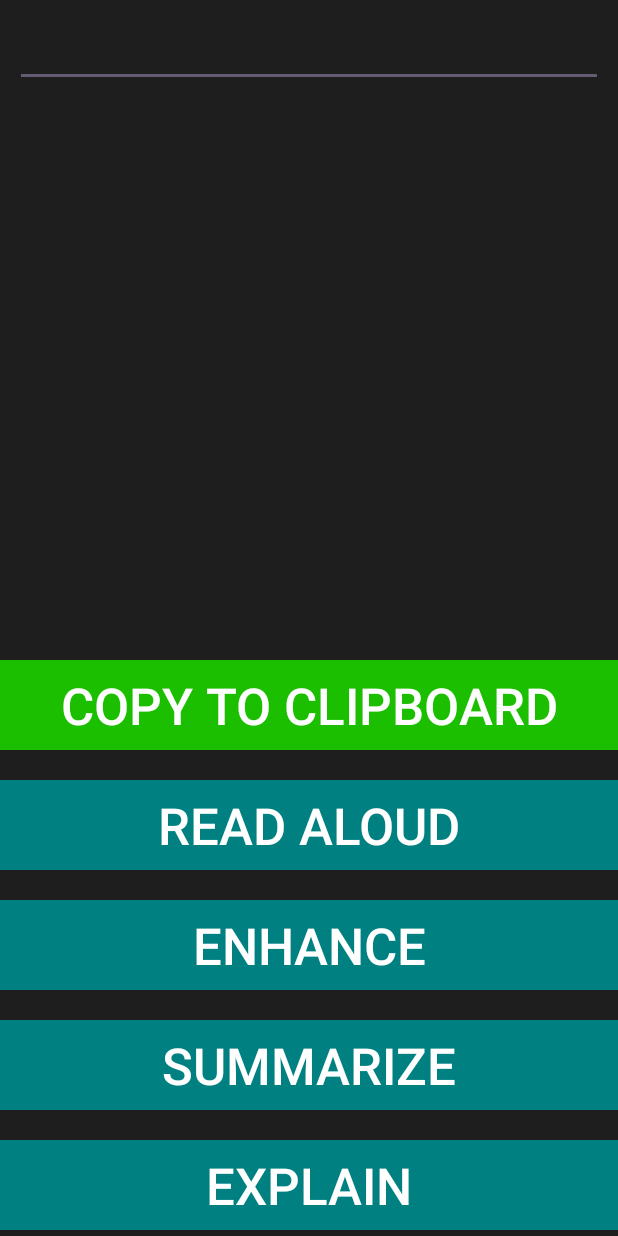
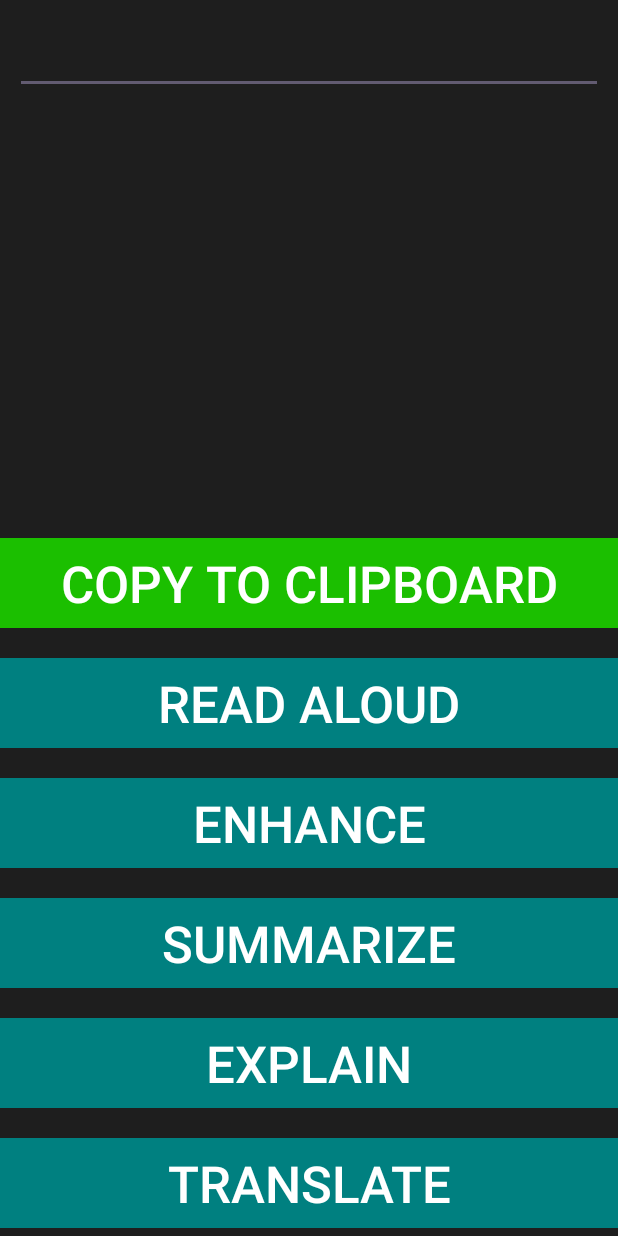
Before and after one commit to Zakerous76/PicToSpeech, an Android app: the MoreAIActivity screen opened directly, with no data from a screen before it, on a phone screen of 412 x 824 dp. Run offline under Robolectric (Android 15) with nearby library versions, the phone set to English and light mode, and no system bars; libraries missing offline, so code that uses them is left out: com.google.ai.client; 2 statements that could not run were skipped.

Commit message:
modified further

```diff
--- a/app/src/main/java/com/example/pictospeech/MoreAIActivity.java
+++ b/app/src/main/java/com/example/pictospeech/MoreAIActivity.java
@@ -44,17 +44,18 @@ public class MoreAIActivity extends AppCompatActivity {
     GenerativeModel gm;
     GenerativeModelFutures model;
     String responseLanguage;
-    String originalLanguagePrompt = "Respond with the language of the text.";
+    String originalLanguagePrompt = "Respond with the language of the text without translating it to English.";
     String executingPrompt;
     String enhance_prompt = "Make the following text to be grammatically correct and coherent. " +
             "Return plain text with no formatting." +
-            "Replace the misspelled words with the closest correct word:\n";
+            "Replace the misspelled words with the closest correct word. " +
+            "Respond with the original language of the text:\n";
 
     // TODO: Come up with better prompts
     String explain_prompt = "The following text is the result from an OCR operation. What do you think the " +
-            "following text is trying to say and what it is about. Return a plain text with no formatting:\n";
-    String summarize_prompt = "Summarize the following text:\n";
-    private String speechString;
+            "following text is trying to say and what it is about. Return a plain text with no styling:\n";
+    String summarize_prompt = "Summarize the following text with the context in mind:\n";
+    private String displayString;
 
     @Override
     protected void onCreate(Bundle savedInstanceState) {
@@ -63,7 +64,7 @@ public class MoreAIActivity extends AppCompatActivity {
         setContentView(R.layout.more_ai_activity);
 
         resultString = getIntent().getStringExtra("resultString");
-        speechString = resultString;
+        displayString = resultString;
 
         geminiResponseTextView = findViewById(R.id.result_text_view);
         copyToClipboardBtn = findViewById(R.id.copy_to_clipboard_btn);
@@ -84,7 +85,7 @@ public class MoreAIActivity extends AppCompatActivity {
         speechRate = prefs.getFloat(RATE_KEY, speechRate);
         speechLanguage_value = prefs.getString(SPEECH_LANG_KEY, speechLanguage_value);
 
-        responseLanguage = "Return response in the following language: (" + speechLanguage_value + ")";
+        responseLanguage = "Return response in the (" + speechLanguage_value + ") language.";
         // Specify the package name for Google's TTS engine
         String googleTTSEnginePackageName = "com.google.android.tts";
         textToSpeech = new TextToSpeech(this, status -> {
@@ -112,7 +113,7 @@ public class MoreAIActivity extends AppCompatActivity {
             ClipboardManager clipboardManager = (ClipboardManager) getSystemService(Context.CLIPBOARD_SERVICE);
 
             // Create a ClipData object to store the text
-            ClipData clipData = ClipData.newPlainText("label", resultString);
+            ClipData clipData = ClipData.newPlainText("label", displayString);
 
             // Set the ClipData object to the clipboard
             clipboardManager.setPrimaryClip(clipData);
@@ -126,7 +127,7 @@ public class MoreAIActivity extends AppCompatActivity {
             if(resultString.isEmpty()){
                 resultTextView.setError("No text recognized");
             } else {
-                textToSpeech.speak(speechString, TextToSpeech.QUEUE_FLUSH, null, null);
+                textToSpeech.speak(displayString, TextToSpeech.QUEUE_FLUSH, null, null);
                 Toast.makeText(getApplicationContext(), "Please wait for the response...", Toast.LENGTH_SHORT).show();
             }
         });
@@ -156,7 +157,7 @@ public class MoreAIActivity extends AppCompatActivity {
         enhanceBtn.setOnClickListener(new View.OnClickListener() {
             @Override
             public void onClick(View v) {
-                executingPrompt = responseLanguage+enhance_prompt+resultString;
+                executingPrompt = enhance_prompt+resultString;
                 new GenerateContentTask().execute();
                 Toast.makeText(getApplicationContext(), "Please wait while we are ENHANCING the text...", Toast.LENGTH_LONG).show();
 
@@ -198,7 +199,7 @@ public class MoreAIActivity extends AppCompatActivity {
         @Override
         protected void onPostExecute(String result) {
             // Update the UI with the result text
-            speechString = result;
+            displayString = result;
             geminiResponseTextView.setText(result.strip());
         }
     }
--- a/app/src/main/res/layout/more_ai_activity.xml
+++ b/app/src/main/res/layout/more_ai_activity.xml
@@ -11,8 +11,9 @@
     <ScrollView
         android:id="@+id/scrollView1"
         android:layout_width="match_parent"
-        android:layout_height="300dp"
-        android:layout_marginVertical="5dp"
+        android:layout_height="0dp"
+        android:layout_marginVertical="10dp"
+        app:layout_constraintBottom_toTopOf="@+id/copy_to_clipboard_btn"
         app:layout_constraintEnd_toEndOf="parent"
         app:layout_constraintHorizontal_bias="0.0"
         app:layout_constraintStart_toStartOf="parent"
@@ -125,19 +126,35 @@
         android:id="@+id/explain_btn"
         android:layout_width="match_parent"
         android:layout_height="60dp"
-        android:layout_marginBottom="4dp"
+        android:layout_marginBottom="20dp"
         android:accessibilityLiveRegion="polite"
         android:accessibilityTraversalAfter="@id/copy_to_clipboard_btn"
         android:background="@color/button_color1"
+        android:stateListAnimator="@animator/button_tap_effect"
         android:text="@string/explain"
+        android:textColor="@color/white"
+        android:textSize="@dimen/button_text_size"
+        app:layout_constraintBottom_toTopOf="@+id/translate_btn"
+        app:layout_constraintEnd_toEndOf="parent"
+        app:layout_constraintHorizontal_bias="0.0"
+        app:layout_constraintStart_toStartOf="parent" />
+
+    <androidx.appcompat.widget.AppCompatButton
+        android:id="@+id/translate_btn"
+        android:layout_width="match_parent"
+        android:layout_height="60dp"
+        android:layout_marginBottom="5dp"
+        android:accessibilityLiveRegion="polite"
+        android:accessibilityTraversalAfter="@id/copy_to_clipboard_btn"
+        android:background="@color/button_color1"
+        android:stateListAnimator="@animator/button_tap_effect"
+        android:text="Translate"
         android:textColor="@color/white"
         android:textSize="@dimen/button_text_size"
         app:layout_constraintBottom_toBottomOf="parent"
         app:layout_constraintEnd_toEndOf="parent"
         app:layout_constraintHorizontal_bias="0.0"
-        app:layout_constraintStart_toStartOf="parent"
-        android:stateListAnimator="@animator/button_tap_effect"
-        />
+        app:layout_constraintStart_toStartOf="parent" />
 
 
 </androidx.constraintlayout.widget.ConstraintLayout>
--- a/app/src/main/res/layout/result_activity.xml
+++ b/app/src/main/res/layout/result_activity.xml
@@ -11,8 +11,9 @@
     <ScrollView
         android:id="@+id/scrollView1"
         android:layout_width="match_parent"
-        android:layout_height="350dp"
-        android:layout_marginVertical="5dp"
+        android:layout_height="0dp"
+        android:layout_marginVertical="10dp"
+        app:layout_constraintBottom_toTopOf="@+id/copy_to_clipboard_btn"
         app:layout_constraintEnd_toEndOf="parent"
         app:layout_constraintHorizontal_bias="0.0"
         app:layout_constraintStart_toStartOf="parent"
```
